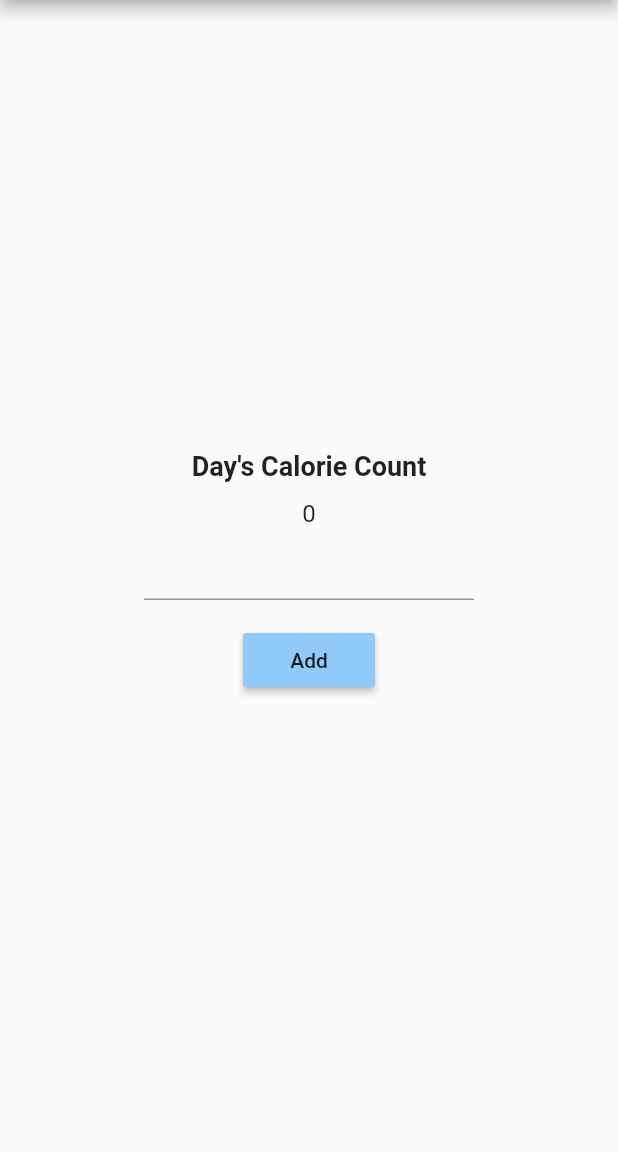
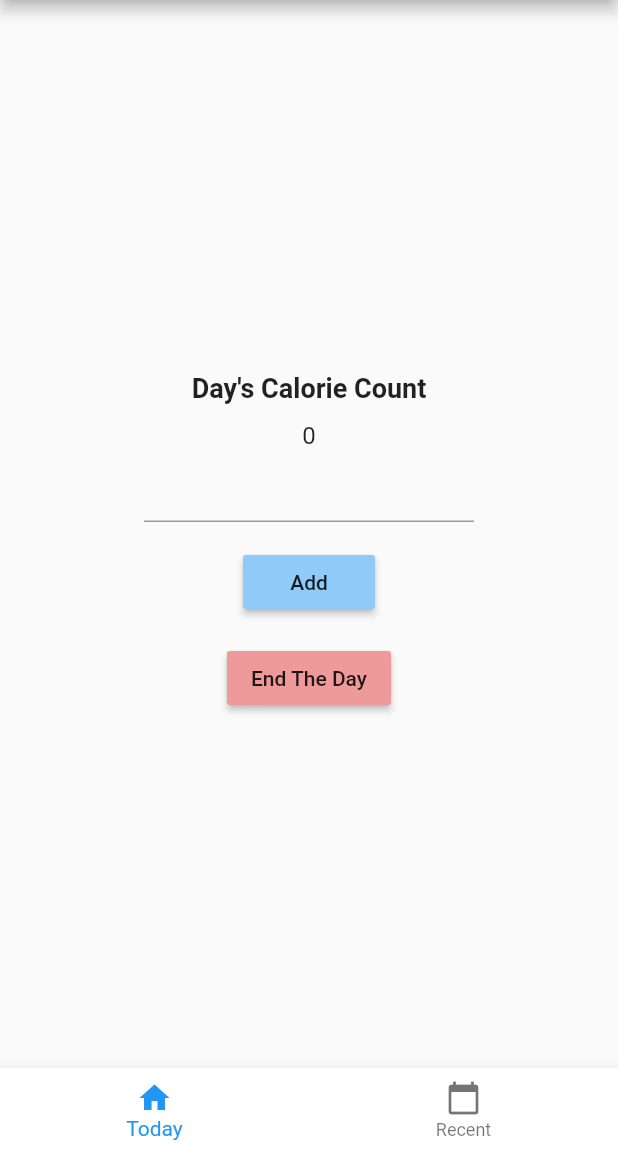
Before and after one commit to JayyyR/CalorieCountAppFlutter, a Flutter app: the screen it shows after launch, on a phone screen of 412 x 824 dp, the part 84-1236 px from its top. Run offline on Flutter 3.47's test engine with Material 2 defaults, Android fonts, the phone set to English and light mode, and no system bars; our stand-ins replace rxdart.

Commit message:
bottom tabs

```diff
--- a/lib/AddCaloriesPage.dart
+++ b/lib/AddCaloriesPage.dart
@@ -51,7 +51,9 @@ class _AddCaloriesPageState extends State<AddCaloriesPage> {
             )
           ),
           Padding(
-            padding: EdgeInsets.all(16.0),
+            padding: EdgeInsets.only(
+              top: 16.0
+            ),
             child: MaterialButton(
               color: Colors.blue[200],
               onPressed: () {
@@ -60,6 +62,17 @@ class _AddCaloriesPageState extends State<AddCaloriesPage> {
                 _calorieEditTextController.clear();
               },
               child: Text("Add"),
+            ),
+          ),
+          Padding(
+            padding: EdgeInsets.only(
+                top: 16.0
+            ),
+            child: MaterialButton(
+              color: Colors.red[200],
+              onPressed: () {
+              },
+              child: Text("End The Day"),
             ),
           )
         ],
--- /dev/null
+++ b/lib/RecentDaysPage.dart
@@ -0,0 +1,13 @@
+import 'package:flutter/material.dart';
+import 'package:rxdart/rxdart.dart';
+
+class RecentDaysPage extends StatelessWidget {
+  @override
+  Widget build(BuildContext context) {
+    // TODO: implement build
+    return Scaffold(
+
+    );
+  }
+
+}
--- a/lib/main.dart
+++ b/lib/main.dart
@@ -1,15 +1,29 @@
 import 'package:calorie_counter/AddCaloriesPage.dart';
+import 'package:calorie_counter/RecentDaysPage.dart';
 import 'package:flutter/material.dart';
 
 void main() => runApp(MyApp());
 
-class MyApp extends StatelessWidget {
-  // This widget is the root of your application.
+class MyApp extends StatefulWidget {
+  @override
+  _MyAppState createState() => _MyAppState();
+}
 
+class _MyAppState extends State<MyApp> {
 
-  final Function(int) dayOfCaloriesSaved = (int) {
-    //todo save something
-  };
+  _MyAppViewModel _viewModel;
+  List<Widget> _children;
+
+  _MyAppState() {
+    _viewModel = _MyAppViewModel(triggerViewStateChange: () {
+      setState(() {});
+    });
+
+    _children = [
+      AddCaloriesPage(daySavedCallback: _viewModel.dayOfCaloriesSaved),
+      RecentDaysPage()
+    ];
+  }
 
   @override
   Widget build(BuildContext context) {
@@ -20,8 +34,50 @@ class MyApp extends StatelessWidget {
         ),
         home: Scaffold(
           appBar: AppBar(title: Text("Calorie Counter")),
-        body: AddCaloriesPage(daySavedCallback: dayOfCaloriesSaved),
+          body: _children[_viewModel.getCurrentIndex()],
+          bottomNavigationBar: Theme(
+              data: Theme.of(context).copyWith(
+                  canvasColor: Colors.white,
+                  primaryColor: Colors.orange,
+              ),
+              child: BottomNavigationBar(
+                items: [
+                  BottomNavigationBarItem(
+                      icon: Icon(Icons.home),
+                      title: Text("Today")
+                  ),
+                  BottomNavigationBarItem(
+                      icon: Icon(Icons.calendar_today),
+                      title: Text("Recent")
+                  )
+                ],
+                onTap: (int indexTapped) {
+                  _viewModel.updateCurrentIndex(indexTapped);
+                },
+                currentIndex: _viewModel.getCurrentIndex())
+          )
         )
     );
   }
 }
+
+class _MyAppViewModel {
+
+  final VoidCallback triggerViewStateChange;
+  int _currentIndex = 0;
+
+  _MyAppViewModel({@required this.triggerViewStateChange});
+
+  int getCurrentIndex() {
+    return _currentIndex;
+  }
+
+  updateCurrentIndex(int index) {
+    _currentIndex = index;
+    triggerViewStateChange();
+  }
+
+  final Function(int) dayOfCaloriesSaved = (int) {
+    //todo save something
+  };
+}
```
Lines whose indentation alone changed are shown as unchanged.
